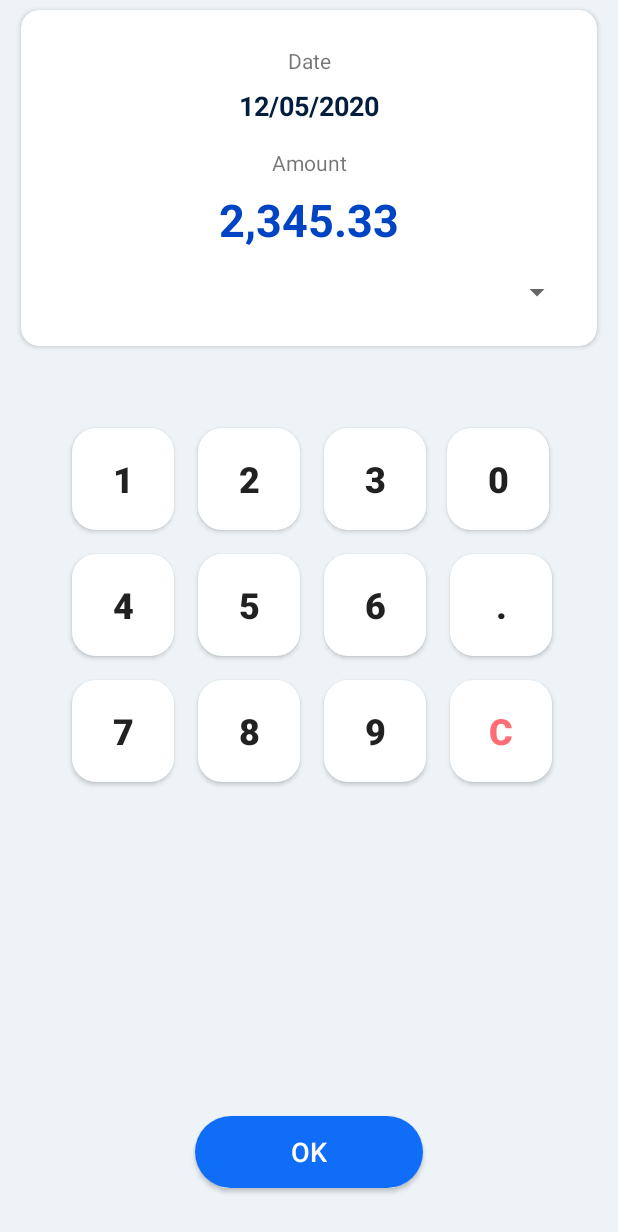
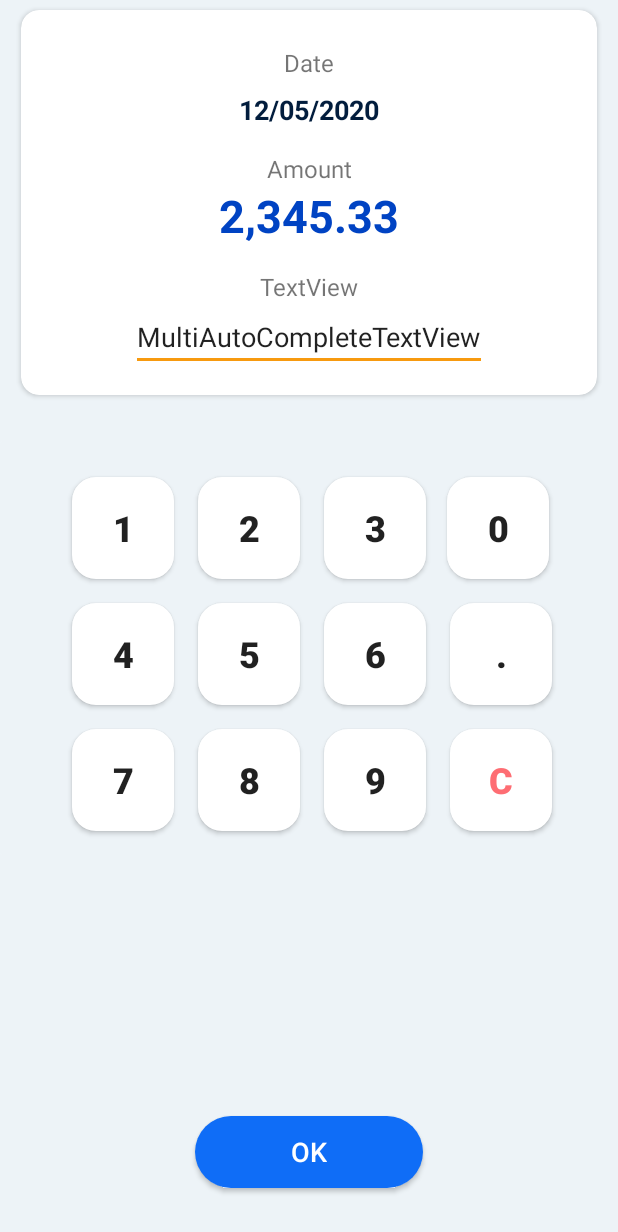
Before and after one commit to yimyDavid/ProjectManager, an Android app: the layout content_new_transaction.xml on its own in the app's theme, with its tools: preview values and no code run, on a phone screen of 412 x 824 dp. Shown: the top 1232 px of the screen. Run offline under Robolectric (Android 15) with nearby library versions, the light colour scheme and no system bars.

Commit message:
Added date picker for transactions

```diff
--- a/app/src/main/java/com/ctmy/expensemanager/new_transaction.java
+++ b/app/src/main/java/com/ctmy/expensemanager/new_transaction.java
@@ -2,14 +2,17 @@ package com.ctmy.expensemanager;
 
 import android.os.Bundle;
 import android.view.View;
+import android.widget.TextView;
 
 import androidx.appcompat.app.AppCompatActivity;
 import androidx.appcompat.widget.Toolbar;
+import androidx.fragment.app.DialogFragment;
 
 import com.google.android.material.floatingactionbutton.FloatingActionButton;
 import com.google.android.material.snackbar.Snackbar;
 
 public class new_transaction extends AppCompatActivity {
+    TextView tvTransDate;
 
     @Override
     protected void onCreate(Bundle savedInstanceState) {
@@ -26,5 +29,22 @@ public class new_transaction extends AppCompatActivity {
                         .setAction("Action", null).show();
             }
         });
+
+        tvTransDate = (TextView) findViewById(R.id.tv_due_date);
+
+        tvTransDate.setOnClickListener(new View.OnClickListener() {
+                                           @Override
+                                           public void onClick(View v) {
+                                               showDatePickerDiaglog(v);
+                                           }
+                                       }
+
+        );
+    }
+
+    private void showDatePickerDiaglog(View v){
+        DialogFragment newFragment = new DatePickerFragment();
+        newFragment.show(getSupportFragmentManager(), "datePicker");
+
     }
 }
--- a/app/src/main/java/com/ctmy/expensemanager/project_transactions.java
+++ b/app/src/main/java/com/ctmy/expensemanager/project_transactions.java
@@ -2,13 +2,17 @@ package com.ctmy.expensemanager;
 
 import android.content.Intent;
 import android.os.Bundle;
+import android.view.View;
+import android.widget.TextView;
 
 import androidx.appcompat.app.AppCompatActivity;
 import androidx.appcompat.widget.Toolbar;
+import androidx.fragment.app.DialogFragment;
 
 public class project_transactions extends AppCompatActivity {
 
     private Project project;
+    TextView addTransaction;
 
     @Override
     protected void onCreate(Bundle savedInstanceState) {
@@ -16,6 +20,16 @@ public class project_transactions extends AppCompatActivity {
         setContentView(R.layout.activity_project_transactions);
         Toolbar toolbar = findViewById(R.id.toolbarTrans);
         setSupportActionBar(toolbar);
+
+        addTransaction = (TextView) findViewById(R.id.btAdd);
+        addTransaction.setOnClickListener(new View.OnClickListener() {
+                                              @Override
+                                              public void onClick(View v) {
+                                                  Intent transIntent =
+                                              }
+                                          }
+
+        );
 
         // Add back button
         getSupportActionBar().setDisplayShowHomeEnabled(true);
@@ -31,4 +45,5 @@ public class project_transactions extends AppCompatActivity {
         this.project = project;
         setTitle(getResources().getText(R.string.proj_trans_acitivity) + " " + project.getProjectName());
     }
+
 }
--- a/app/src/main/res/layout/content_new_transaction.xml
+++ b/app/src/main/res/layout/content_new_transaction.xml
@@ -26,11 +26,12 @@
             android:layout_height="wrap_content">
 
             <TextView
-                android:id="@+id/textView10"
+                android:id="@+id/lblDateTrans"
                 android:layout_width="wrap_content"
                 android:layout_height="wrap_content"
                 android:layout_marginTop="24dp"
                 android:text="@string/lbl_date"
+                android:textSize="16sp"
                 app:layout_constraintEnd_toEndOf="parent"
                 app:layout_constraintStart_toStartOf="parent"
                 app:layout_constraintTop_toTopOf="parent" />
@@ -46,14 +47,15 @@
                 android:textStyle="bold"
                 app:layout_constraintEnd_toEndOf="parent"
                 app:layout_constraintStart_toStartOf="parent"
-                app:layout_constraintTop_toBottomOf="@+id/textView10" />
+                app:layout_constraintTop_toBottomOf="@+id/lblDateTrans" />
 
             <TextView
-                android:id="@+id/textView14"
+                android:id="@+id/lblAmountTrans"
                 android:layout_width="wrap_content"
                 android:layout_height="wrap_content"
                 android:layout_marginTop="16dp"
                 android:text="@string/lbl_amount"
+                android:textSize="16sp"
                 app:layout_constraintEnd_toEndOf="parent"
                 app:layout_constraintStart_toStartOf="parent"
                 app:layout_constraintTop_toBottomOf="@+id/tv_date" />
@@ -62,29 +64,35 @@
                 android:id="@+id/tv_amount_new"
                 android:layout_width="wrap_content"
                 android:layout_height="wrap_content"
-                android:layout_marginTop="8dp"
                 android:text="2,345.33"
                 android:textColor="@color/colorPrimaryDark"
                 android:textSize="30sp"
                 android:textStyle="bold"
                 app:layout_constraintEnd_toEndOf="parent"
                 app:layout_constraintStart_toStartOf="parent"
-                app:layout_constraintTop_toBottomOf="@+id/textView14" />
+                app:layout_constraintTop_toBottomOf="@+id/lblAmountTrans" />
 
-            <Spinner
-                android:id="@+id/spinner2"
-                android:layout_width="match_parent"
+            <TextView
+                android:id="@+id/lblDescTrans"
+                android:layout_width="wrap_content"
                 android:layout_height="wrap_content"
-                android:layout_marginStart="16dp"
-                android:layout_marginLeft="16dp"
                 android:layout_marginTop="16dp"
-                android:layout_marginEnd="16dp"
-                android:layout_marginRight="16dp"
-                android:layout_marginBottom="24dp"
+                android:text="TextView"
+                android:textSize="16sp"
+                app:layout_constraintEnd_toEndOf="parent"
+                app:layout_constraintStart_toStartOf="parent"
+                app:layout_constraintTop_toBottomOf="@+id/tv_amount_new" />
+
+            <MultiAutoCompleteTextView
+                android:id="@+id/atvDescription"
+                android:layout_width="wrap_content"
+                android:layout_height="wrap_content"
+                android:layout_marginBottom="16dp"
+                android:text="MultiAutoCompleteTextView"
                 app:layout_constraintBottom_toBottomOf="parent"
                 app:layout_constraintEnd_toEndOf="parent"
                 app:layout_constraintStart_toStartOf="parent"
-                app:layout_constraintTop_toBottomOf="@+id/tv_amount_new" />
+                app:layout_constraintTop_toBottomOf="@+id/lblDescTrans" />
 
         </androidx.constraintlayout.widget.ConstraintLayout>
     </androidx.cardview.widget.CardView>
```
